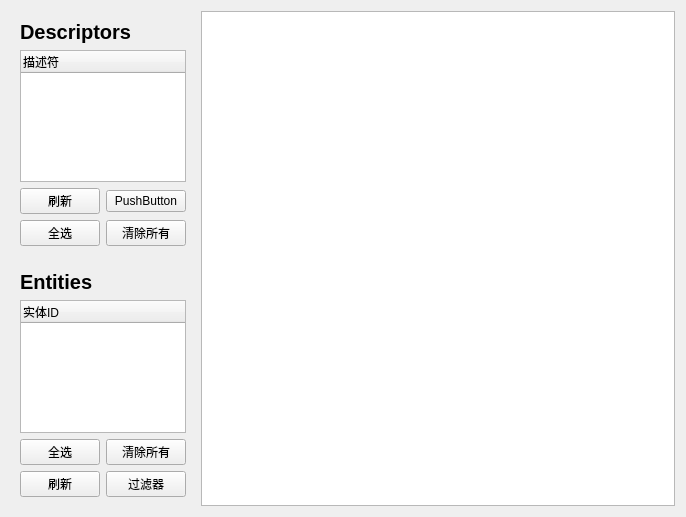
The window that detail.ui (retailer-of-IT/GBBexplorer_QT) describes before a commit, drawn with Qt 5.
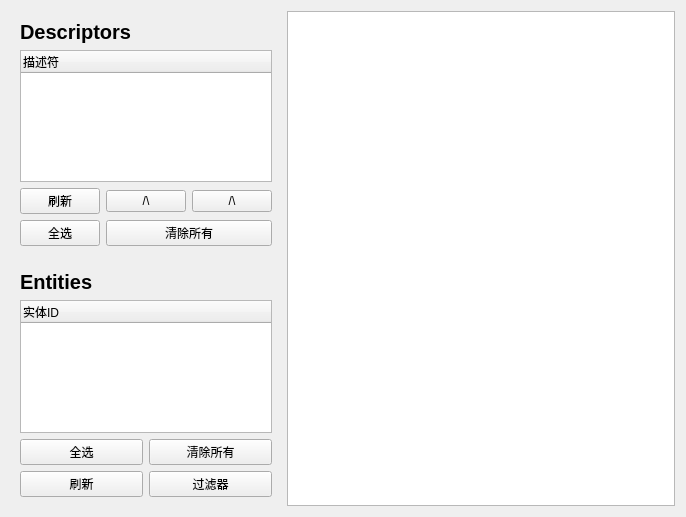
The same window after the commit.

```diff
--- a/detail.ui
+++ b/detail.ui
@@ -68,11 +68,22 @@
              </widget>
             </item>
             <item row="0" column="2">
+             <layout class="QHBoxLayout" name="horizontalLayout">
+              <item>
+               <widget class="QPushButton" name="pushButton_9">
+                <property name="text">
+                 <string>/\</string>
+                </property>
+               </widget>
+              </item>
+              <item>
              <widget class="QPushButton" name="pushButton_6">
               <property name="text">
-               <string>PushButton</string>
-              </property>
-             </widget>
+                 <string>/\</string>
+                </property>
+               </widget>
+              </item>
+             </layout>
             </item>
            </layout>
           </item>
```
Left out of the diff: 14 changed lines with no effect on the pictures. Lines whose indentation alone changed are shown as unchanged.
